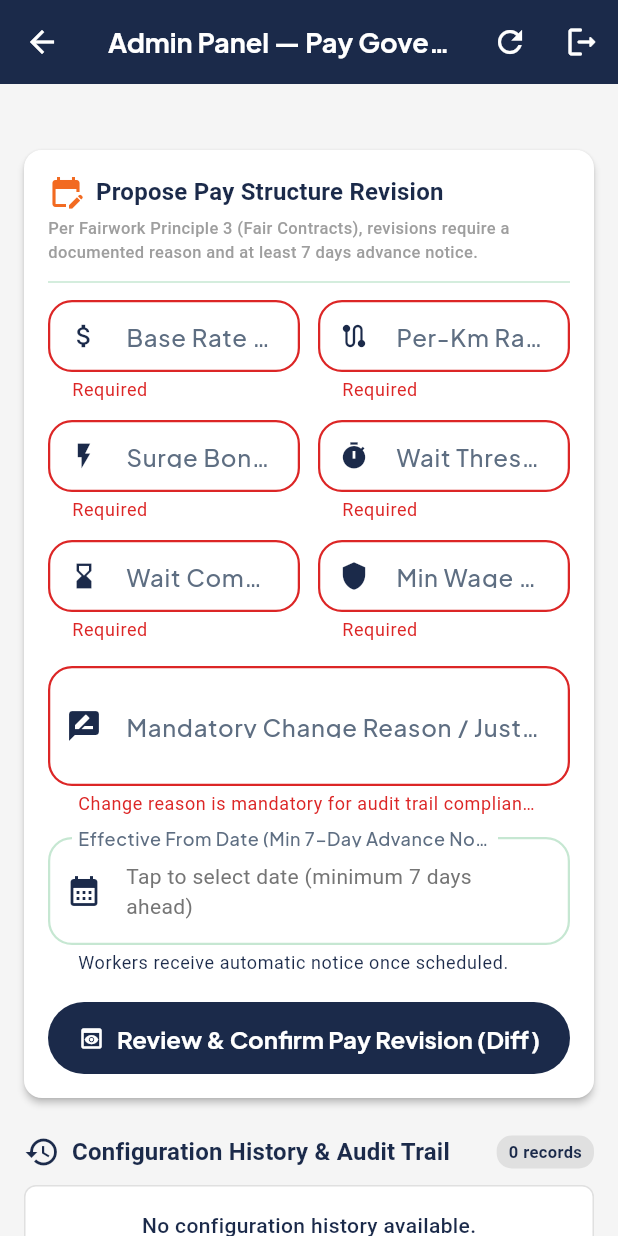
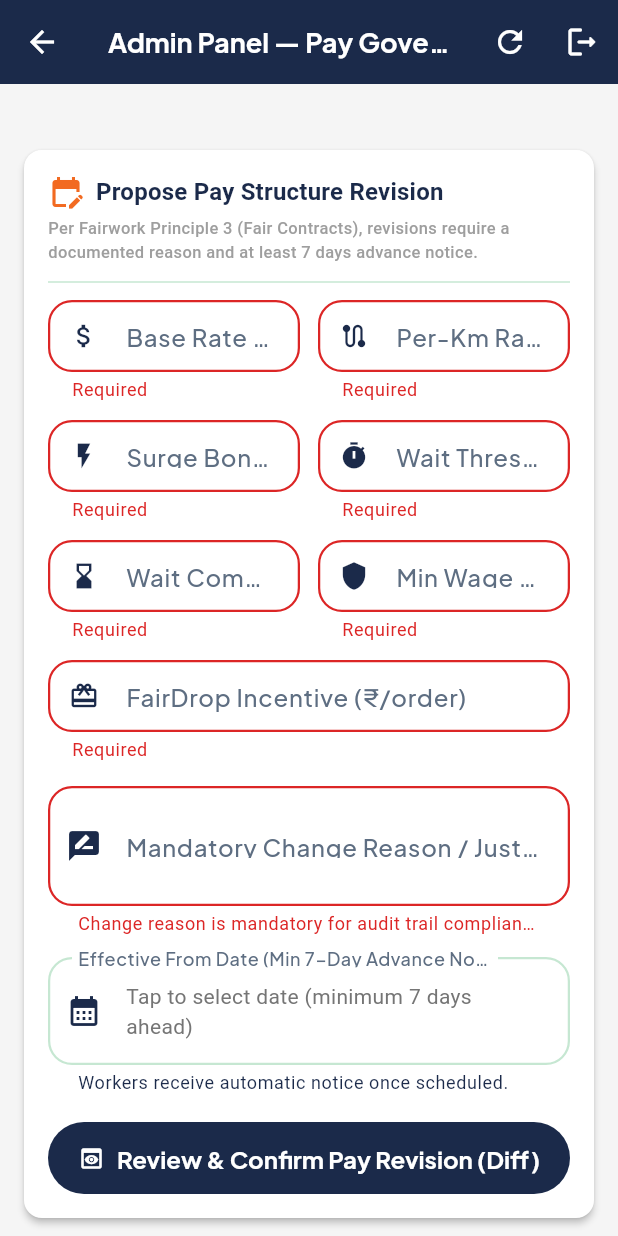
Before and after one commit to rai04han/FairDrop, a Flutter app: the AdminPanelScreen screen opened by its route, after a tap on "Review & Confirm Pay Revision (Diff)", on a phone screen of 412 x 824 dp. Run offline on Flutter 3.47's test engine with Material 3 defaults, Android fonts, the phone set to English and light mode, and no system bars; our stand-ins replace fl_chart, flutter_map, flutter_secure_storage, google_fonts, latlong2, shared_preferences; accounts and stored records are empty; network calls fail.

Commit message:
feat(admin): allow updating fairdrop incentive in pay structure revision

```diff
--- a/fairdrop_app/lib/screens/admin_panel_screen.dart
+++ b/fairdrop_app/lib/screens/admin_panel_screen.dart
@@ -60,6 +60,7 @@ class _AdminPanelScreenState extends State<AdminPanelScreen> {
   final _waitThresholdController = TextEditingController();
   final _waitCompController = TextEditingController();
   final _minWageController = TextEditingController();
+  final _incentiveController = TextEditingController();
   final _changeReasonController = TextEditingController();
 
   @override
@@ -85,6 +86,7 @@ class _AdminPanelScreenState extends State<AdminPanelScreen> {
       _waitThresholdController.text = config['wait_threshold_mins'].toString();
       _waitCompController.text = _formatValue(config['wait_compensation']);
       _minWageController.text = _formatValue(config['min_wage_per_hour']);
+      _incentiveController.text = _formatValue(config['incentive_per_order'] ?? 17.04);
     }
 
     setState(() {
@@ -102,6 +104,7 @@ class _AdminPanelScreenState extends State<AdminPanelScreen> {
     _waitThresholdController.dispose();
     _waitCompController.dispose();
     _minWageController.dispose();
+    _incentiveController.dispose();
     _changeReasonController.dispose();
     super.dispose();
   }
@@ -206,10 +209,14 @@ class _AdminPanelScreenState extends State<AdminPanelScreen> {
     final oldMinWage = double.tryParse(_currentConfig?['min_wage_per_hour']?.toString() ?? '0') ?? 0;
     final newMinWage = double.tryParse(_minWageController.text) ?? 0;
 
+    final oldIncentive = double.tryParse(_currentConfig?['incentive_per_order']?.toString() ?? '17.04') ?? 17.04;
+    final newIncentive = double.tryParse(_incentiveController.text) ?? 17.04;
+
     final diffItems = [
       _DiffItem('Base Rate', '₹${oldBase.toStringAsFixed(2)}', '₹${newBase.toStringAsFixed(2)}', oldBase != newBase),
       _DiffItem('Per-Km Rate', '₹${oldPerKm.toStringAsFixed(2)}/km', '₹${newPerKm.toStringAsFixed(2)}/km', oldPerKm != newPerKm),
       _DiffItem('Surge Bonus', '₹${oldSurge.toStringAsFixed(2)}', '₹${newSurge.toStringAsFixed(2)}', oldSurge != newSurge),
+      _DiffItem('FairDrop Incentive', '₹${oldIncentive.toStringAsFixed(2)}', '₹${newIncentive.toStringAsFixed(2)}', oldIncentive != newIncentive),
       _DiffItem('Wait Threshold', '$oldWaitThreshold min', '$newWaitThreshold min', oldWaitThreshold != newWaitThreshold),
       _DiffItem('Wait Comp', '₹${oldWaitComp.toStringAsFixed(2)}', '₹${newWaitComp.toStringAsFixed(2)}', oldWaitComp != newWaitComp),
       _DiffItem('Min Wage Floor', '₹${oldMinWage.toStringAsFixed(2)}/hr', '₹${newMinWage.toStringAsFixed(2)}/hr', oldMinWage != newMinWage),
@@ -401,6 +408,7 @@ class _AdminPanelScreenState extends State<AdminPanelScreen> {
           'base_rate': double.parse(_baseRateController.text),
           'per_km_rate': double.parse(_perKmRateController.text),
           'surge_bonus': double.parse(_surgeBonusController.text),
+          'incentive_per_order': double.parse(_incentiveController.text),
           'wait_threshold_mins': int.parse(_waitThresholdController.text),
           'wait_compensation': double.parse(_waitCompController.text),
           'min_wage_per_hour': double.parse(_minWageController.text),
@@ -412,6 +420,7 @@ class _AdminPanelScreenState extends State<AdminPanelScreen> {
           baseRate: double.parse(_baseRateController.text),
           perKmRate: double.parse(_perKmRateController.text),
           surgeBonus: double.parse(_surgeBonusController.text),
+          incentivePerOrder: double.parse(_incentiveController.text),
           waitThresholdMins: int.parse(_waitThresholdController.text),
           waitCompensation: double.parse(_waitCompController.text),
           minWagePerHour: double.parse(_minWageController.text),
@@ -815,6 +824,27 @@ class _AdminPanelScreenState extends State<AdminPanelScreen> {
                   ),
                 ],
               ),
+              const SizedBox(height: 12),
+
+              Row(
+                children: [
+                  Expanded(
+                    child: _buildValidatedField(
+                      key: const Key('admin_incentive_field'),
+                      controller: _incentiveController,
+                      label: 'FairDrop Incentive (₹/order)',
+                      icon: Icons.card_giftcard,
+                      validator: (val) {
+                        if (val == null || val.trim().isEmpty) return 'Required';
+                        final num = double.tryParse(val);
+                        if (num == null) return 'Invalid number';
+                        if (num < 0) return 'Must be ≥ 0';
+                        return null;
+                      },
+                    ),
+                  ),
+                ],
+              ),
               const SizedBox(height: 16),
 
               // Mandatory Change Reason (FR-42)
```
Also changed, not shown: fairdrop_app/lib/services/api_service.dart (+16 -10 lines), 2 other files.
